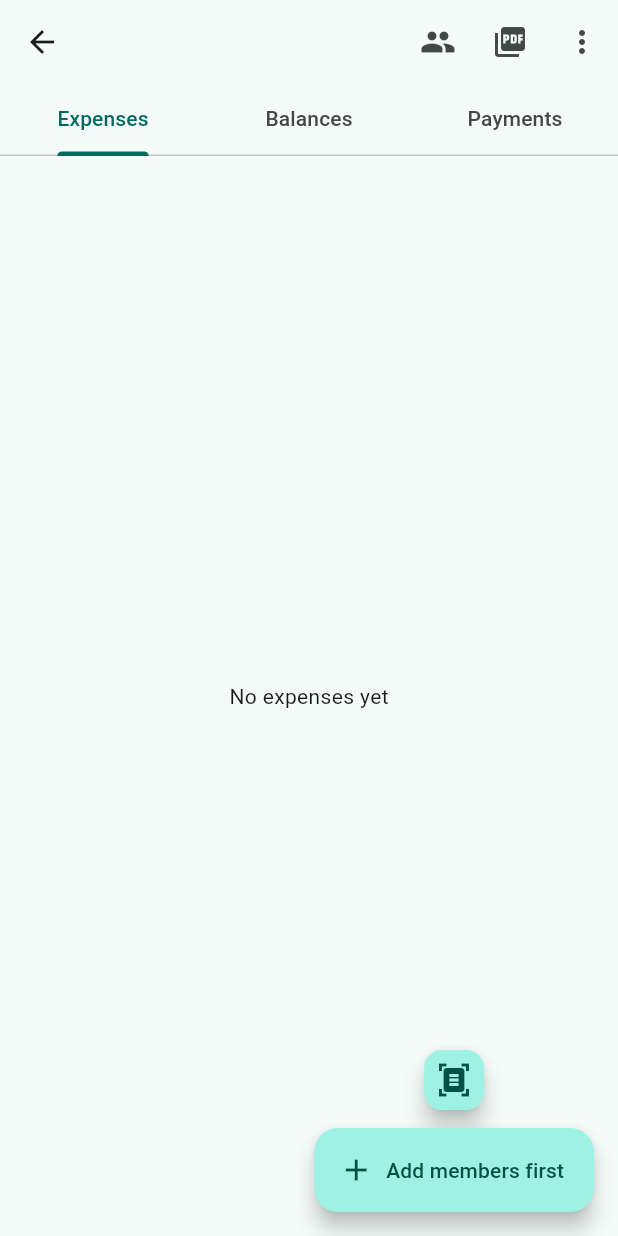
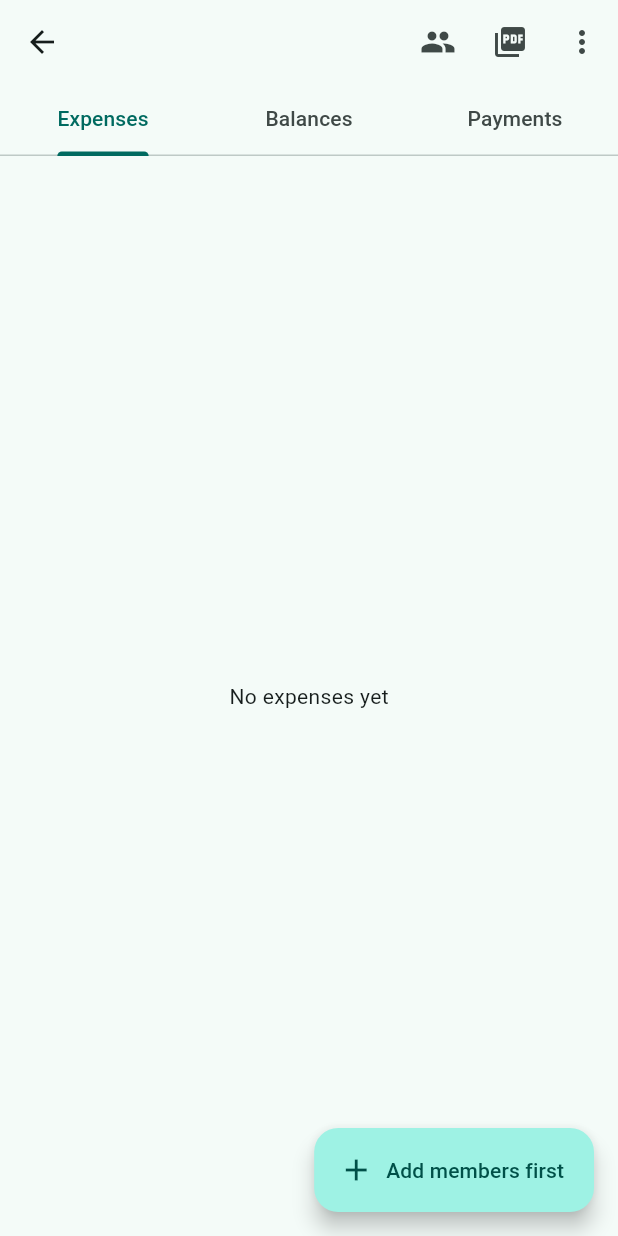
Before and after one commit to maha-karthik/spliteasy, a Flutter app: the GroupScreen screen opened directly with empty values, on a phone screen of 412 x 824 dp. Run offline on Flutter 3.47's test engine with Material 3 defaults, Android fonts, the phone set to English and light mode, and no system bars; our stand-ins replace flutter_tts, image_picker, pdf, share_plus, sqflite; missing offline and left inert: google_mlkit_text_recognition, receive_sharing_intent, system_contact_picker; accounts and stored records are empty.

```diff
--- a/lib/ui/group_screen.dart
+++ b/lib/ui/group_screen.dart
@@ -150,21 +150,30 @@ class _GroupScreenState extends State<GroupScreen> {
             : TabBarView(children: [_expensesTab(l), _balancesTab(l), _paymentsTab(l)]),
         floatingActionButton: l == null
             ? null
-            : Column(mainAxisSize: MainAxisSize.min, children: [
-                FloatingActionButton.small(
-                    heroTag: 'proof',
-                    tooltip: 'Record payment / add proof',
-                    onPressed: () => l.active.length < 2
-                        ? ScaffoldMessenger.of(context).showSnackBar(const SnackBar(content: Text('Add at least two members first')))
-                        : _go(ProofScreen(groupId: gid, groupName: gname)),
-                    child: const Icon(Icons.document_scanner)),
-                const SizedBox(height: 8),
-                FloatingActionButton.extended(
-                    heroTag: 'exp',
-                    onPressed: () => l.active.isEmpty ? _go(MembersScreen(groupId: gid, kitty: kitty)) : _go(AddExpenseScreen(groupId: gid)),
-                    icon: const Icon(Icons.add),
-                    label: Text(l.active.isEmpty ? 'Add members first' : 'Expense')),
-              ]),
+            : Builder(builder: (c) {
+                final tc = DefaultTabController.of(c);
+                return AnimatedBuilder(
+                    animation: tc,
+                    builder: (_, __) {
+                      if (tc.index == 0) {
+                        return FloatingActionButton.extended(
+                            heroTag: 'exp',
+                            onPressed: () => l.active.isEmpty ? _go(MembersScreen(groupId: gid, kitty: kitty)) : _go(AddExpenseScreen(groupId: gid)),
+                            icon: const Icon(Icons.add),
+                            label: Text(l.active.isEmpty ? 'Add members first' : 'Expense'));
+                      }
+                      if (tc.index == 2) {
+                        return FloatingActionButton.extended(
+                            heroTag: 'proof',
+                            onPressed: () => l.active.length < 2
+                                ? ScaffoldMessenger.of(context).showSnackBar(const SnackBar(content: Text('Add at least two members first')))
+                                : _go(ProofScreen(groupId: gid, groupName: gname)),
+                            icon: const Icon(Icons.document_scanner),
+                            label: const Text('Record payment'));
+                      }
+                      return const SizedBox.shrink();
+                    });
+              }),
       ),
     );
   }
```
Also changed, not shown: lib/ui/members_screen.dart (+9 -7 lines).
